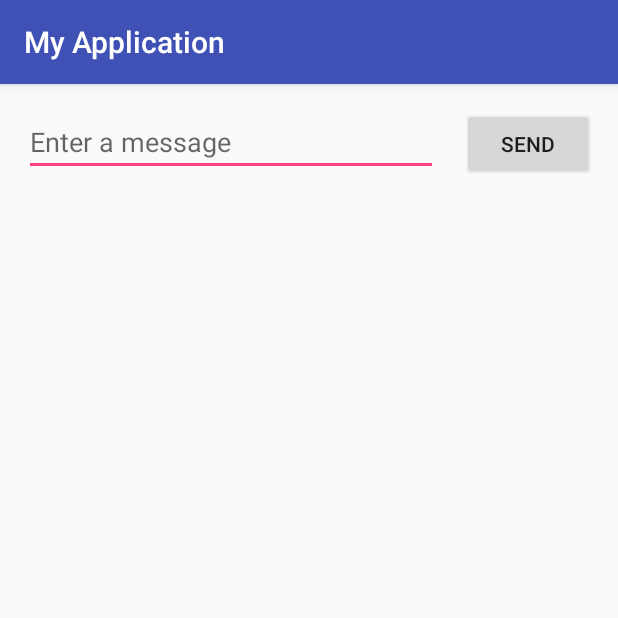
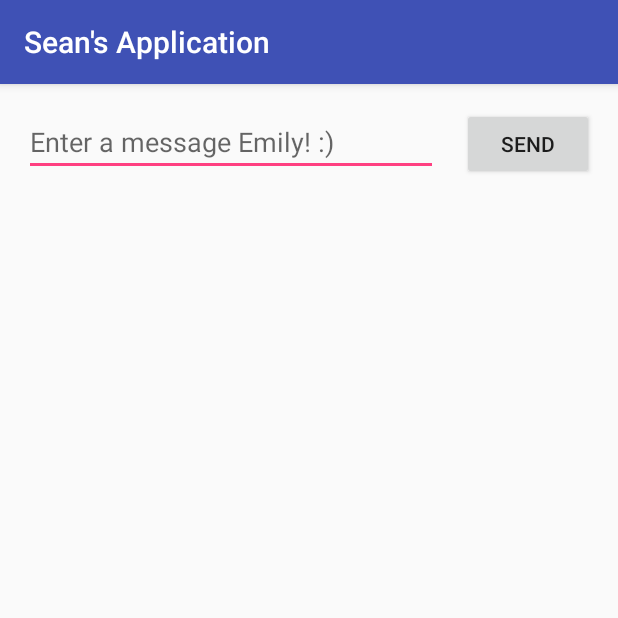
Before and after one commit to SeanBlair/androidMetronomeProofOfConcept, an Android app: the screen it shows after launch (MainActivity), on a phone screen of 412 x 824 dp, the top half of it. Run offline under Robolectric (Android 15) with nearby library versions, the phone set to English and light mode, and no system bars.

Commit message:
Small personalization

```diff
--- a/app/src/main/res/values/strings.xml
+++ b/app/src/main/res/values/strings.xml
@@ -1,5 +1,5 @@
 <resources>
-    <string name="app_name">My Application</string>
-    <string name="edit_message">Enter a message</string>
+    <string name="app_name">Sean\'s Application</string>
+    <string name="edit_message">Enter a message Emily! :)</string>
     <string name="button_send">Send</string>
 </resources>
```
